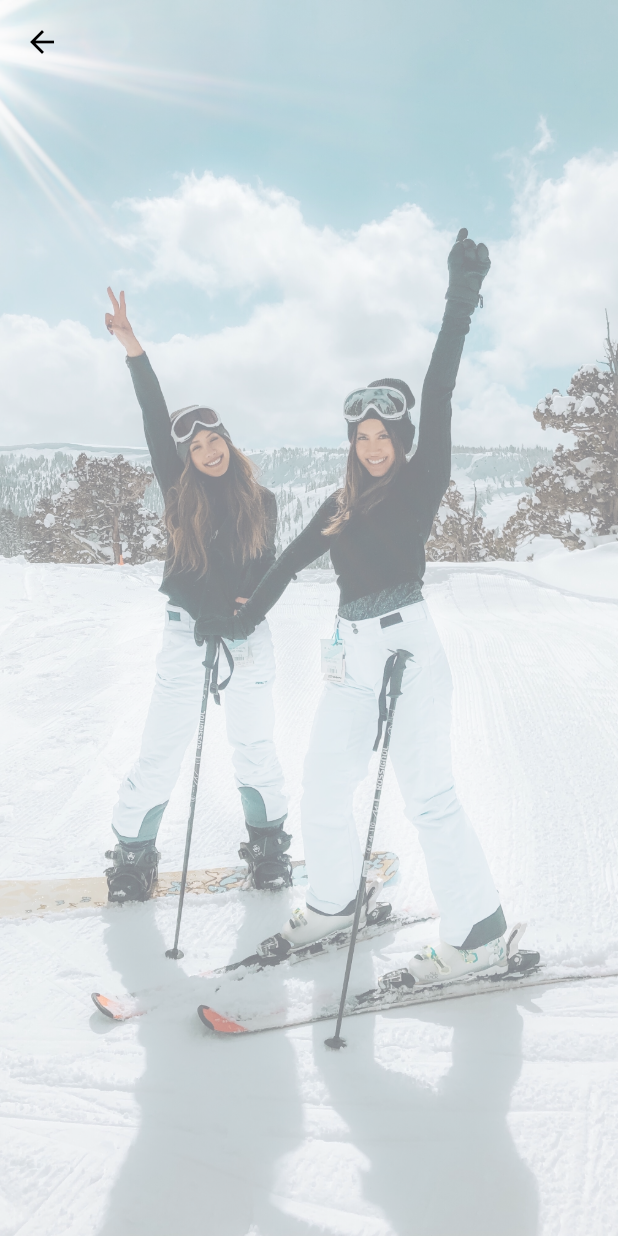
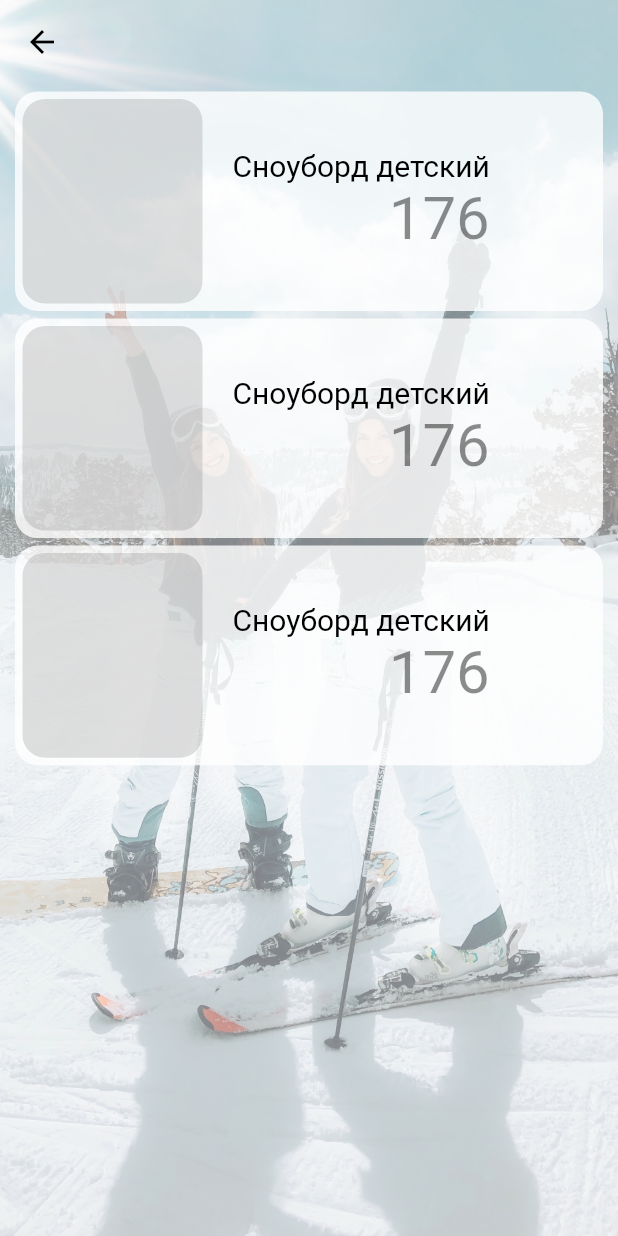
Before and after one commit to Fllleshka/moneymanager, a Flutter app: the ShopScreen screen opened by its route, on a phone screen of 412 x 824 dp. Run offline on Flutter 3.47's test engine with Material 2 defaults, Android fonts, the phone set to English and light mode, and no system bars; missing offline and left inert: dart:html.

```diff
--- a/lib/main.dart
+++ b/lib/main.dart
@@ -5,6 +5,7 @@ import 'package:moneymanager/pages/ShopScreen.dart';
 import 'package:moneymanager/pages/RentalScreen.dart';
 
 void main() {
+  WidgetsFlutterBinding.ensureInitialized();
   runApp(const MyApp());
 }
 
--- a/lib/pages/ShopScreen.dart
+++ b/lib/pages/ShopScreen.dart
@@ -1,4 +1,5 @@
 import 'package:flutter/material.dart';
+import 'package:moneymanager/partsofpages/PartsOfShopScreen.dart';
 
 class ShopScreen extends StatelessWidget {
   const ShopScreen({Key? key}) : super(key: key);
@@ -23,7 +24,13 @@ class ShopScreen extends StatelessWidget {
       body: Container(
         width: double.infinity,
         height: double.infinity,
-        //child:
+        child: ListView (
+          children: <Widget>[
+            CardTextWidget(),
+            CardTextWidget(),
+            CardTextWidget(),
+          ],
+        ),
         decoration: BoxDecoration(
           image: DecorationImage(
             colorFilter: ColorFilter.mode(Colors.white.withOpacity(0.5), BlendMode.dstATop),
--- /dev/null
+++ b/lib/partsofpages/PartsOfShopScreen.dart
@@ -0,0 +1,76 @@
+import 'dart:html';
+
+import 'package:flutter/cupertino.dart';
+import 'package:flutter/material.dart';
+
+class CardTextWidget extends StatelessWidget {
+  const CardTextWidget({Key? key}) : super(key: key);
+
+  @override
+  Widget build(BuildContext context) {
+    // https://www.youtube.com/watch?v=sr0v1cfloJc
+    return Container(
+      margin: EdgeInsets.only(
+        left: 10.0,
+        right: 10.0,
+        top: 5.0,
+        bottom: 0,
+          ),
+      padding: EdgeInsets.all(5.0),
+      child: Row(
+        children: [
+          SizedBox(
+            width: 120,
+            child: AspectRatio(
+              aspectRatio: 0.88,
+              child: Container (
+                decoration: BoxDecoration(
+                  color: Colors.black12,
+                  borderRadius: BorderRadius.circular(15),
+                ),
+                // Тут должна подсасываться фотография из БД
+                //child: ,
+              ),
+            ),
+          ),
+          SizedBox(
+            width: 20,
+          ),
+          Column(
+            mainAxisAlignment: MainAxisAlignment.spaceBetween,
+            crossAxisAlignment: CrossAxisAlignment.end,
+            children: [
+              // Тут должны подсасываться название
+              Text("Сноуборд детский",
+                style: TextStyle(
+                  fontSize: 20,
+                  color: Colors.black
+                ),
+              ),
+              Row(
+                //mainAxisAlignment: MainAxisAlignment.end,
+                //crossAxisAlignment: CrossAxisAlignment.end,
+                children: [
+                  // Тут должна находиться цена
+                  Text.rich(
+                    TextSpan(
+                      text: "176",
+                      style: TextStyle(
+                        color: Colors.black45,
+                        fontSize: 40,
+                      ),
+                    ),
+                  ),
+                ],
+              ),
+            ],
+          )
+        ],
+      ),
+      decoration: BoxDecoration(
+        color: Colors.white.withOpacity(0.8),
+        borderRadius: BorderRadius.circular(15),
+      ),
+    );
+  }
+}
--- a/pubspec.yaml
+++ b/pubspec.yaml
@@ -34,6 +34,8 @@ dependencies:
   # The following adds the Cupertino Icons font to your application.
   # Use with the CupertinoIcons class for iOS style icons.
   cupertino_icons: ^1.0.2
+  firebase_core:
+  firebase_storage:
 
 dev_dependencies:
   flutter_test:
```
Also changed, not shown: lib/testdates.dart (added), pubspec.lock, 3 other files.
